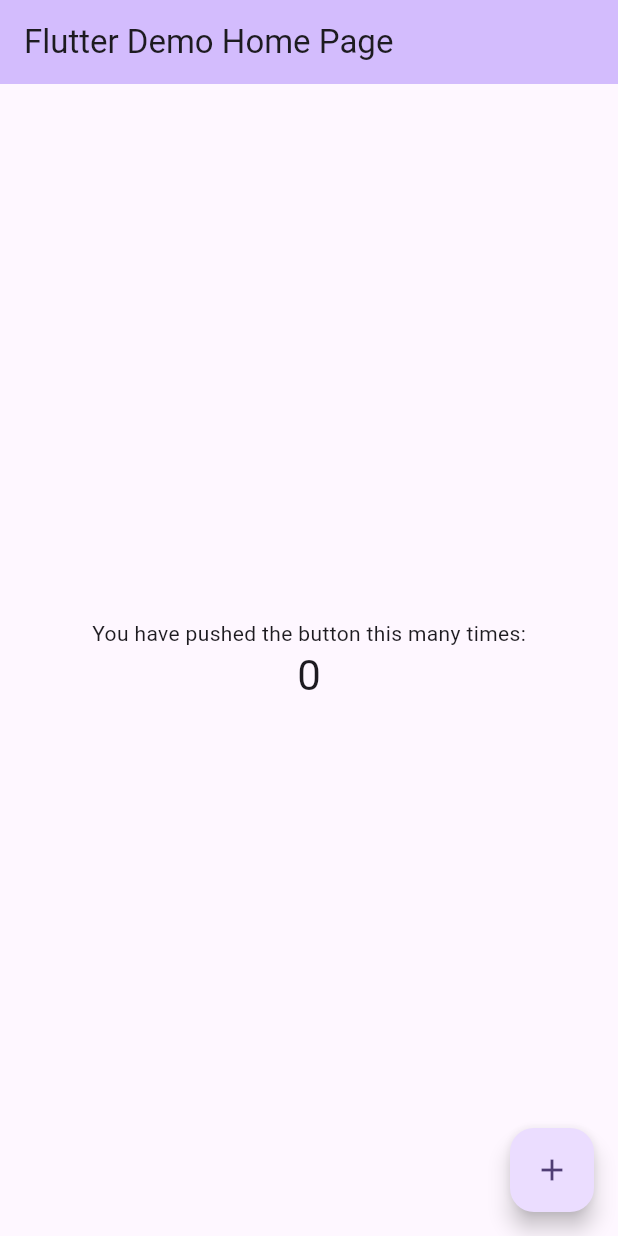
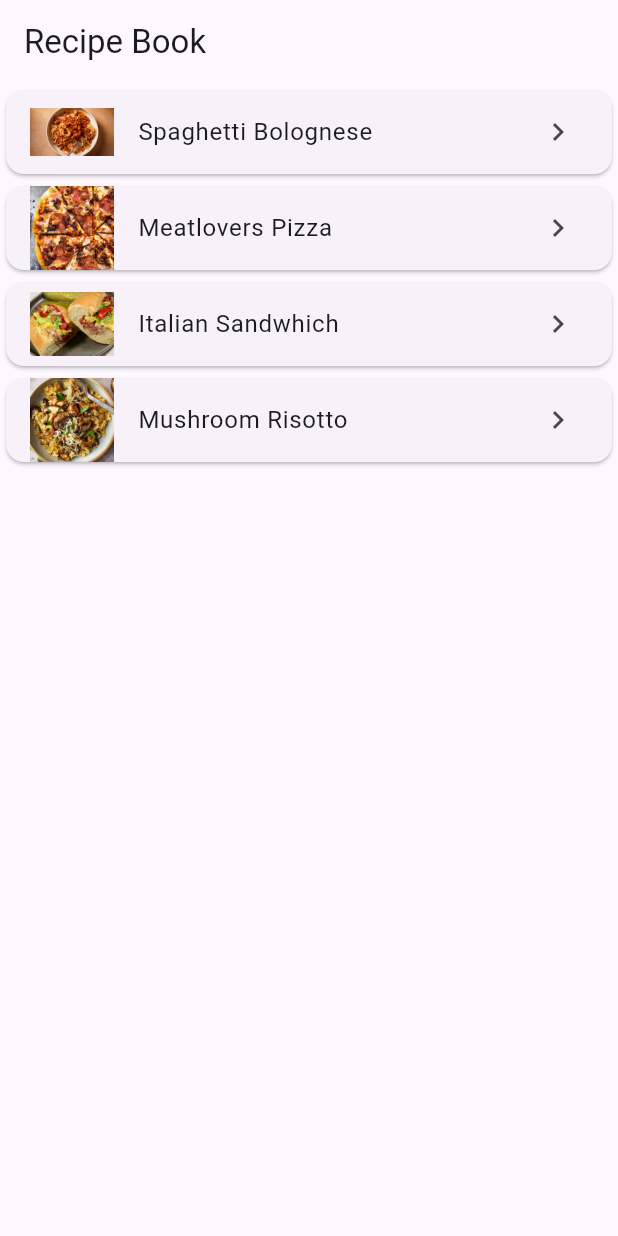
Before and after one commit to mbright0/MAD-CW, a Flutter app: the screen it shows after launch, on a phone screen of 412 x 824 dp. Run offline on Flutter 3.47's test engine with Material 3 defaults, Android fonts, the phone set to English and light mode, and no system bars.

Commit message:
working stable version

```diff
--- a/recipebook/lib/data/recipes_data.dart
+++ b/recipebook/lib/data/recipes_data.dart
@@ -8,21 +8,21 @@ final List<Recipe> sampleRecipes = [
     instructions: 'Cook pasta. Brown beef with onion & garlic. Add sauce. Combine & serve.',
   ),
   // Add 3+ more recipes…
-  Recipe_2(
+ Recipe(
    name: 'Meatlovers Pizza',
    imagePath: 'assets/images/pizza.jpg',
    ingredients: ['Pizza dough', 'Pizza Sauce', 'Shredded Mozzarella', 'Pepperoni', 'Diced Ham', 'Diced Turkey'],
    instructions: 'Flatten pizza dough. Add pizza sauce on dough then cover in mozzarella. Add pepperoni, diced ham and turkey. Place in oven',
   ),
 
-  Recipe_3(
+  Recipe(
    name: 'Italian Sandwhich',
    imagePath: 'assets/images/sandwhich.jpg',
    ingredients: ['Italian Cooked Ham', 'Salami', 'Pepperoni', 'Provolone', 'Italian Seasoning', 'Salt', 'Pepper', 'Hoagie Roll'],
    instructions: 'Hollow out Hoagie Roll. Place ham, salami, pepperoni, and slices of provolone inhollowed out bread. Add seasoning, salt, and pepper.',
   ),
 
-  Recipe_4(
+  Recipe(
    name: 'Mushroom Risotto',
    imagePath: 'assets/images/risotto.jpg',
    ingredients: ['Mushrooms', 'Rice', 'Onion', 'Garlic', 'Pecorino Cheese', 'Parsley', 'Salt', 'Pepper', 'Broth'],
--- a/recipebook/lib/main.dart
+++ b/recipebook/lib/main.dart
@@ -1,4 +1,7 @@
 import 'package:flutter/material.dart';
+
+//screens imported here
+import 'screens/home_screen.dart';
 
 void main() {
   runApp(const MyApp());
@@ -7,116 +10,14 @@ void main() {
 class MyApp extends StatelessWidget {
   const MyApp({super.key});
 
-  // This widget is the root of your application.
   @override
   Widget build(BuildContext context) {
     return MaterialApp(
-      title: 'Flutter Demo',
+      title: 'Recipe Book',
       theme: ThemeData(
-        // This is the theme of your application.
-        //
-        // TRY THIS: Try running your application with "flutter run". You'll see
-        // the application has a purple toolbar. Then, without quitting the app,
-        // try changing the seedColor in the colorScheme below to Colors.green
-        // and then invoke "hot reload" (save your changes or press the "hot
-        // reload" button in a Flutter-supported IDE, or press "r" if you used
-        // the command line to start the app).
-        //
-        // Notice that the counter didn't reset back to zero; the application
-        // state is not lost during the reload. To reset the state, use hot
-        // restart instead.
-        //
-        // This works for code too, not just values: Most code changes can be
-        // tested with just a hot reload.
         colorScheme: .fromSeed(seedColor: Colors.deepPurple),
       ),
-      home: const MyHomePage(title: 'Flutter Demo Home Page'),
+      home: const HomeScreen(),
     );
   }
 }
-
-class MyHomePage extends StatefulWidget {
-  const MyHomePage({super.key, required this.title});
-
-  // This widget is the home page of your application. It is stateful, meaning
-  // that it has a State object (defined below) that contains fields that affect
-  // how it looks.
-
-  // This class is the configuration for the state. It holds the values (in this
-  // case the title) provided by the parent (in this case the App widget) and
-  // used by the build method of the State. Fields in a Widget subclass are
-  // always marked "final".
-
-  final String title;
-
-  @override
-  State<MyHomePage> createState() => _MyHomePageState();
-}
-
-class _MyHomePageState extends State<MyHomePage> {
-  int _counter = 0;
-
-  void _incrementCounter() {
-    setState(() {
-      // This call to setState tells the Flutter framework that something has
-      // changed in this State, which causes it to rerun the build method below
-      // so that the display can reflect the updated values. If we changed
-      // _counter without calling setState(), then the build method would not be
-      // called again, and so nothing would appear to happen.
-      _counter++;
-    });
-  }
-
-  @override
-  Widget build(BuildContext context) {
-    // This method is rerun every time setState is called, for instance as done
-    // by the _incrementCounter method above.
-    //
-    // The Flutter framework has been optimized to make rerunning build methods
-    // fast, so that you can just rebuild anything that needs updating rather
-    // than having to individually change instances of widgets.
-    return Scaffold(
-      appBar: AppBar(
-        // TRY THIS: Try changing the color here to a specific color (to
-        // Colors.amber, perhaps?) and trigger a hot reload to see the AppBar
-        // change color while the other colors stay the same.
-        backgroundColor: Theme.of(context).colorScheme.inversePrimary,
-        // Here we take the value from the MyHomePage object that was created by
-        // the App.build method, and use it to set our appbar title.
-        title: Text(widget.title),
-      ),
-      body: Center(
-        // Center is a layout widget. It takes a single child and positions it
-        // in the middle of the parent.
-        child: Column(
-          // Column is also a layout widget. It takes a list of children and
-          // arranges them vertically. By default, it sizes itself to fit its
-          // children horizontally, and tries to be as tall as its parent.
-          //
-          // Column has various properties to control how it sizes itself and
-          // how it positions its children. Here we use mainAxisAlignment to
-          // center the children vertically; the main axis here is the vertical
-          // axis because Columns are vertical (the cross axis would be
-          // horizontal).
-          //
-          // TRY THIS: Invoke "debug painting" (choose the "Toggle Debug Paint"
-          // action in the IDE, or press "p" in the console), to see the
-          // wireframe for each widget.
-          mainAxisAlignment: .center,
-          children: [
-            const Text('You have pushed the button this many times:'),
-            Text(
-              '$_counter',
-              style: Theme.of(context).textTheme.headlineMedium,
-            ),
-          ],
-        ),
-      ),
-      floatingActionButton: FloatingActionButton(
-        onPressed: _incrementCounter,
-        tooltip: 'Increment',
-        child: const Icon(Icons.add),
-      ),
-    );
-  }
-}
--- a/recipebook/lib/screens/details_screen.dart
+++ b/recipebook/lib/screens/details_screen.dart
@@ -1,3 +1,6 @@
+import 'package:flutter/material.dart';
+import '../models/recipe.dart';
+
 class DetailsScreen extends StatelessWidget {
   final Recipe recipe;
   const DetailsScreen({super.key, required this.recipe});
@@ -13,6 +16,7 @@ class DetailsScreen extends StatelessWidget {
             // Hero image
             Image.asset(recipe.imagePath, height: 220, width: double.infinity, fit: BoxFit.cover),
             // Name, Ingredients, Instructions…
+
           ],
         ),
       ),
--- a/recipebook/lib/screens/home_screen.dart
+++ b/recipebook/lib/screens/home_screen.dart
@@ -1,4 +1,17 @@
-ListView.builder(
+import 'package:flutter/material.dart';
+import '../data/recipes_data.dart';
+import 'details_screen.dart';
+
+class HomeScreen extends StatelessWidget{
+   const HomeScreen({super.key});
+
+   @override
+   Widget build(BuildContext context) {
+      return Scaffold(
+	 appBar: AppBar(
+	    title: const Text('Recipe Book'),
+	 ),
+	 body: ListView.builder(
 	   itemCount: sampleRecipes.length,
 	   itemBuilder: (context, index) {
 	     final recipe = sampleRecipes[index];
@@ -18,4 +31,7 @@ ListView.builder(
 	       ),
 	     );
 	   },
-)
+	 ),
+      );
+   }
+}
```
Lines whose indentation alone changed are shown as unchanged.
